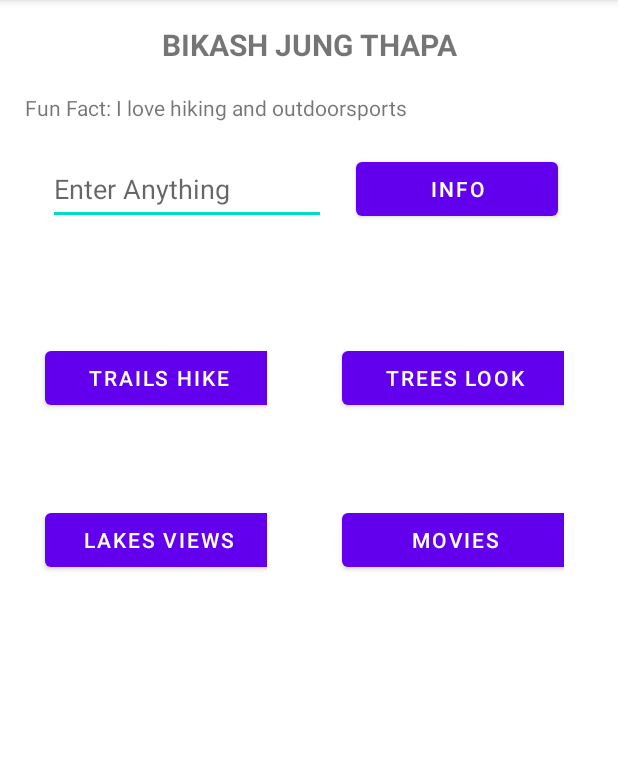
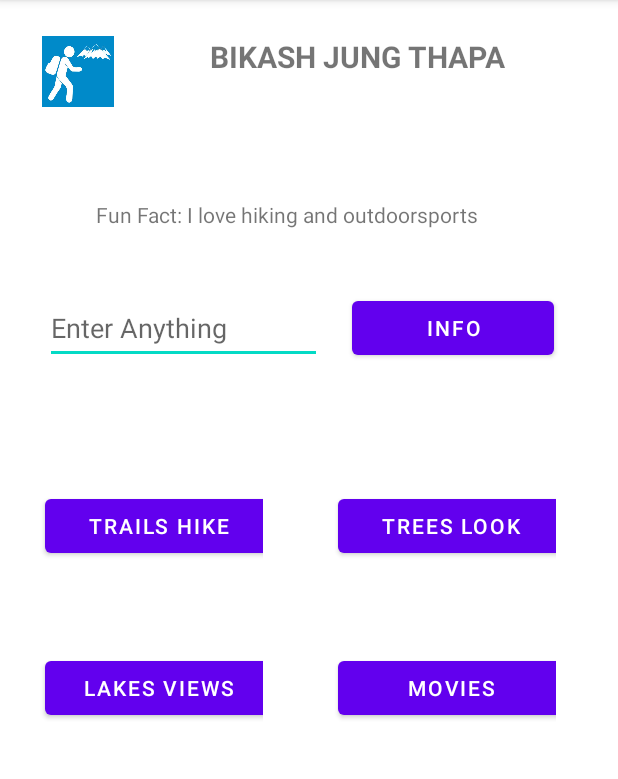
Before and after one commit to CodeSmartBiks/AD340-Mobile-App, an Android app: the screen it shows after launch (MainActivity), on a phone screen of 412 x 824 dp, the part 84-863 px from its top. Run offline under Robolectric (Android 15) with nearby library versions, the phone set to English and light mode, and no system bars.

Commit message:
Added an icon and fixed the debug issues

```diff
--- a/app/src/main/res/layout/activity_main.xml
+++ b/app/src/main/res/layout/activity_main.xml
@@ -8,41 +8,43 @@
     tools:context=".MainActivity">
     <!--This is Name-->
 
+
+    <!-- fun fact details I created a linear layout since it was hard for me to align it with the design directly -->
+
     <TextView
         android:id="@+id/textView"
-        android:layout_width="300dp"
-        android:layout_height="30dp"
-        android:layout_marginStart="16dp"
-        android:layout_marginTop="16dp"
-        android:layout_marginEnd="16dp"
+        android:layout_width="252dp"
+        android:layout_height="33dp"
+        android:layout_marginTop="24dp"
+        android:layout_marginEnd="48dp"
         android:text="@string/name"
         android:textAlignment="center"
         android:textAllCaps="true"
         android:textSize="20sp"
         android:textStyle="bold"
         app:layout_constraintEnd_toEndOf="parent"
-        app:layout_constraintStart_toStartOf="parent"
+        app:layout_constraintHorizontal_bias="1.0"
+        app:layout_constraintStart_toEndOf="@+id/imageView"
         app:layout_constraintTop_toTopOf="parent" />
 
-
-
-    <!-- fun fact details I created a linear layout since it was hard for me to align it with the design directly -->
     <LinearLayout
         android:id="@+id/linearLayout"
-        android:layout_width="match_parent"
-        android:layout_height="0dp"
+        android:layout_width="377dp"
+        android:layout_height="57dp"
         android:layout_marginStart="16dp"
+        android:layout_marginTop="60dp"
         android:layout_marginEnd="16dp"
         android:orientation="vertical"
         app:layout_constraintEnd_toEndOf="parent"
+        app:layout_constraintHorizontal_bias="0.0"
         app:layout_constraintStart_toStartOf="parent"
         app:layout_constraintTop_toBottomOf="@+id/textView">
 
         <!-- this is fun fact header-->
         <TextView
             android:id="@+id/textView2"
-            android:layout_width="wrap_content"
-            android:layout_height="20dp"
+            android:layout_width="350dp"
+            android:layout_height="33dp"
             android:layout_marginTop="16dp"
             android:text="@string/Header"
             android:textAlignment="center"
@@ -55,14 +57,14 @@
 
     <GridLayout
         android:id="@+id/gridLayout"
-        android:layout_width="360dp"
-        android:layout_height="74dp"
+        android:layout_width="359dp"
+        android:layout_height="100dp"
         android:layout_margin='10dp'
-        android:layout_marginTop="36dp"
+        android:layout_marginTop="20dp"
         android:columnCount="2"
         android:rowCount="3"
         app:layout_constraintEnd_toEndOf="parent"
-        app:layout_constraintHorizontal_bias="0.372"
+        app:layout_constraintHorizontal_bias="0.312"
         app:layout_constraintStart_toStartOf="parent"
         app:layout_constraintTop_toBottomOf="@+id/linearLayout"
         tools:ignore="MissingConstraints">
@@ -97,16 +99,26 @@
 
     <GridView
         android:id="@+id/gridView"
-        android:layout_width="396dp"
-        android:layout_height="472dp"
-        android:layout_marginTop="32dp"
+        android:layout_width="391dp"
+        android:layout_height="361dp"
+        android:layout_marginTop="12dp"
         android:columnWidth="0dp"
         android:gravity="center"
         android:numColumns="2"
         android:stretchMode="columnWidth"
         app:layout_constraintTop_toBottomOf="@+id/gridLayout"
         tools:ignore="MissingConstraints"
-        tools:layout_editor_absoluteX="7dp" />
+        tools:layout_editor_absoluteX="10dp" />
+
+    <ImageView
+        android:id="@+id/imageView"
+        android:layout_width="72dp"
+        android:layout_height="47dp"
+        android:layout_marginStart="16dp"
+        android:layout_marginTop="24dp"
+        app:layout_constraintStart_toStartOf="parent"
+        app:layout_constraintTop_toTopOf="parent"
+        app:srcCompat="@drawable/ic_hike_icon" />
 
 
 </androidx.constraintlayout.widget.ConstraintLayout>
```
Also changed, not shown: app/src/main/res/drawable/ic_hike_icon.jpg (added).
